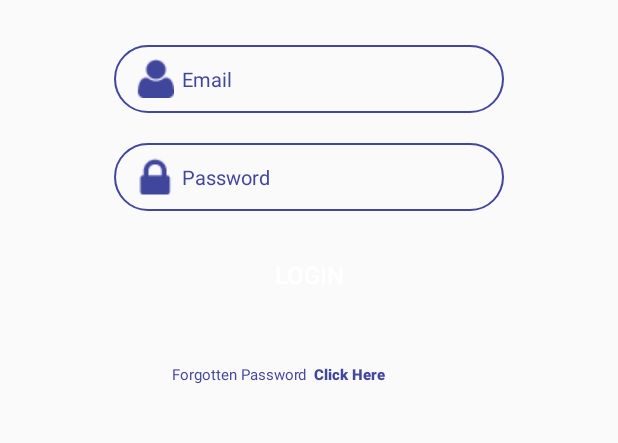
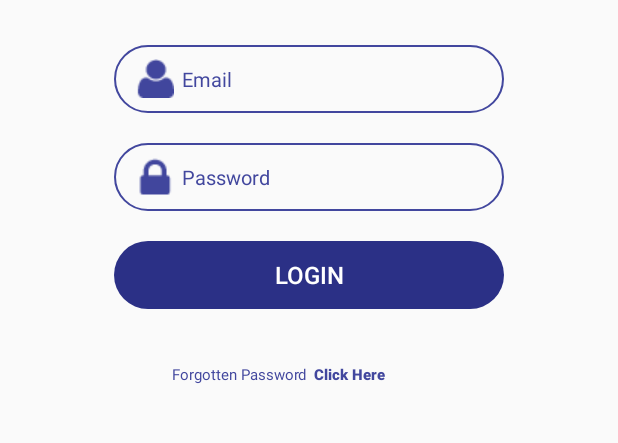
Before and after one commit to alexcummins/holinight, an Android app: the layout activity_login.xml on its own in the app's theme, with its tools: preview values and no code run, on a phone screen of 412 x 824 dp, the part 323-766 px from its top. Run offline under Robolectric (Android 15) with nearby library versions, the phone set to English and light mode, and no system bars.

Commit message:
updated login button

```diff
--- a/app/src/main/AndroidManifest.xml
+++ b/app/src/main/AndroidManifest.xml
@@ -8,7 +8,7 @@
         android:label="@string/app_name"
         android:roundIcon="@mipmap/ic_launcher_round"
         android:supportsRtl="true"
-        android:theme="@style/AppTheme">
+        android:theme="@style/AppTheme.NoActionBar">
         <activity android:name=".LoginActivity">
             <intent-filter>
                 <action android:name="android.intent.action.MAIN" />
@@ -16,6 +16,9 @@
                 <category android:name="android.intent.category.LAUNCHER" />
             </intent-filter>
         </activity>
+        <activity android:name=".SwipeSearch">
+
+        </activity>
     </application>
 
 </manifest>
--- a/app/src/main/java/uk/com/holinight/SwipeSearch.java
+++ b/app/src/main/java/uk/com/holinight/SwipeSearch.java
@@ -16,7 +16,7 @@ public class SwipeSearch extends AppCompatActivity {
         super.onCreate(savedInstanceState);
         setContentView(R.layout.activity_swipe_search);
         Toolbar toolbar = findViewById(R.id.toolbar);
-        setSupportActionBar(toolbar);
+//        setSupportActionBar(toolbar);
 
         FloatingActionButton fab = findViewById(R.id.fab);
 
--- /dev/null
+++ b/app/src/main/res/drawable/blue_button.xml
@@ -0,0 +1,7 @@
+<?xml version="1.0" encoding="utf-8"?>
+<selector xmlns:android="http://schemas.android.com/apk/res/android" >
+    <item android:state_pressed="true" android:drawable="@drawable/blue_round_corners_button_click" />
+
+    <item android:state_focused="true" android:drawable="@drawable/blue_round_corners_button_click" />
+    <item android:drawable="@drawable/blue_round_corners_button" />
+</selector>
--- /dev/null
+++ b/app/src/main/res/drawable/blue_round_corners_button.xml
@@ -0,0 +1,8 @@
+<?xml version="1.0" encoding="UTF-8"?>
+<shape xmlns:android="http://schemas.android.com/apk/res/android"
+    android:layout_width="wrap_content"
+    android:layout_height="wrap_content">
+    <solid android:color="#2b3086"/>
+    <corners android:radius="25dip"/>
+    <padding android:left="0dip" android:top="0dip" android:right="0dip" android:bottom="0dip" />
+</shape>
--- /dev/null
+++ b/app/src/main/res/drawable/blue_round_corners_button_click.xml
@@ -0,0 +1,8 @@
+<?xml version="1.0" encoding="UTF-8"?>
+<shape xmlns:android="http://schemas.android.com/apk/res/android"
+    android:layout_width="wrap_content"
+    android:layout_height="wrap_content">
+    <solid android:color="#1c2064"/>
+    <corners android:radius="25dip"/>
+    <padding android:left="0dip" android:top="0dip" android:right="0dip" android:bottom="0dip" />
+</shape>
--- a/app/src/main/res/layout/activity_login.xml
+++ b/app/src/main/res/layout/activity_login.xml
@@ -112,6 +112,7 @@
             android:layout_marginRight="20dp"
             style="?android:borderlessButtonStyle"
             android:textColor="#ffffff"
+            android:background="@drawable/blue_button"
             android:textSize="16sp"
             android:onClick="loginButton" />
     </LinearLayout>
```
Also changed, not shown: app/src/main/java/uk/com/holinight/LoginActivity.java (+31 -24 lines).
